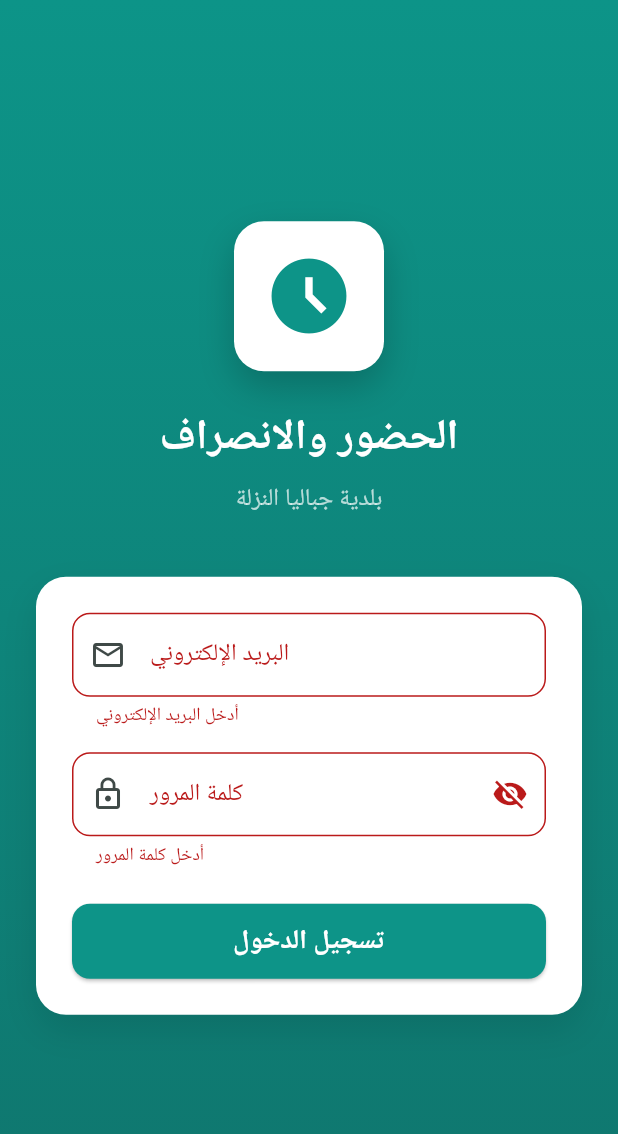
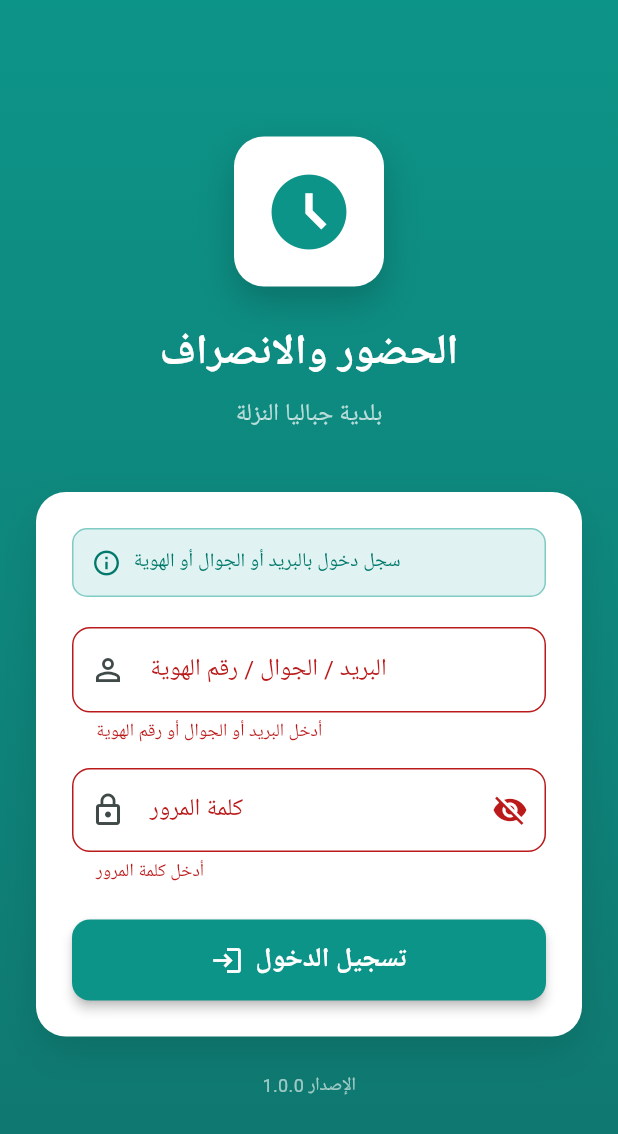
Before and after one commit to alameersale/jabalia-attendance-app, a Flutter app: the screen it shows after launch, after a tap on "تسجيل الدخول", on a phone screen of 412 x 824 dp. Shown: the top 1134 px of the screen. Run offline on Flutter 3.47's test engine with Material 3 defaults, Android fonts, the phone set to English and light mode, and no system bars; our stand-ins replace connectivity_plus, flutter_local_notifications, shared_preferences, sqflite, vibration; accounts and stored records are empty; network calls fail.

Commit message:
Support login with email, phone or ID number
Co-authored-by: Cursor <cursoragent@cursor.com>

```diff
--- a/lib/screens/login_screen.dart
+++ b/lib/screens/login_screen.dart
@@ -11,13 +11,13 @@ class LoginScreen extends StatefulWidget {
 
 class _LoginScreenState extends State<LoginScreen> {
   final _formKey = GlobalKey<FormState>();
-  final _emailController = TextEditingController();
+  final _usernameController = TextEditingController();
   final _passwordController = TextEditingController();
   bool _obscurePassword = true;
 
   @override
   void dispose() {
-    _emailController.dispose();
+    _usernameController.dispose();
     _passwordController.dispose();
     super.dispose();
   }
@@ -27,7 +27,7 @@ class _LoginScreenState extends State<LoginScreen> {
 
     final auth = context.read<AuthProvider>();
     final success = await auth.login(
-      _emailController.text.trim(),
+      _usernameController.text.trim(),
       _passwordController.text,
     );
 
@@ -36,6 +36,8 @@ class _LoginScreenState extends State<LoginScreen> {
         SnackBar(
           content: Text(auth.error ?? 'فشل تسجيل الدخول'),
           backgroundColor: Colors.red,
+          behavior: SnackBarBehavior.floating,
+          shape: RoundedRectangleBorder(borderRadius: BorderRadius.circular(10)),
         ),
       );
     }
@@ -122,24 +124,52 @@ class _LoginScreenState extends State<LoginScreen> {
                       key: _formKey,
                       child: Column(
                         children: [
-                          // Email
+                          // معلومات الدخول
+                          Container(
+                            padding: const EdgeInsets.all(12),
+                            decoration: BoxDecoration(
+                              color: Colors.teal.shade50,
+                              borderRadius: BorderRadius.circular(10),
+                              border: Border.all(color: Colors.teal.shade200),
+                            ),
+                            child: Row(
+                              children: [
+                                Icon(Icons.info_outline, color: Colors.teal.shade700, size: 20),
+                                const SizedBox(width: 8),
+                                Expanded(
+                                  child: Text(
+                                    'سجل دخول بالبريد أو الجوال أو الهوية',
+                                    style: TextStyle(
+                                      color: Colors.teal.shade700,
+                                      fontSize: 13,
+                                    ),
+                                  ),
+                                ),
+                              ],
+                            ),
+                          ),
+                          const SizedBox(height: 20),
+
+                          // Username (Email/Phone/ID)
                           TextFormField(
-                            controller: _emailController,
-                            keyboardType: TextInputType.emailAddress,
+                            controller: _usernameController,
+                            keyboardType: TextInputType.text,
                             textDirection: TextDirection.ltr,
                             decoration: InputDecoration(
-                              labelText: 'البريد الإلكتروني',
-                              prefixIcon: const Icon(Icons.email_outlined),
+                              labelText: 'البريد / الجوال / رقم الهوية',
+                              hintText: 'أدخل أي منهم',
+                              prefixIcon: const Icon(Icons.person_outline),
                               border: OutlineInputBorder(
                                 borderRadius: BorderRadius.circular(12),
+                              ),
+                              focusedBorder: OutlineInputBorder(
+                                borderRadius: BorderRadius.circular(12),
+                                borderSide: const BorderSide(color: Color(0xFF0D9488), width: 2),
                               ),
                             ),
                             validator: (value) {
                               if (value == null || value.isEmpty) {
-                                return 'أدخل البريد الإلكتروني';
-                              }
-                              if (!value.contains('@')) {
-                                return 'بريد إلكتروني غير صحيح';
+                                return 'أدخل البريد أو الجوال أو رقم الهوية';
                               }
                               return null;
                             },
@@ -169,6 +199,10 @@ class _LoginScreenState extends State<LoginScreen> {
                               border: OutlineInputBorder(
                                 borderRadius: BorderRadius.circular(12),
                               ),
+                              focusedBorder: OutlineInputBorder(
+                                borderRadius: BorderRadius.circular(12),
+                                borderSide: const BorderSide(color: Color(0xFF0D9488), width: 2),
+                              ),
                             ),
                             validator: (value) {
                               if (value == null || value.isEmpty) {
@@ -184,12 +218,13 @@ class _LoginScreenState extends State<LoginScreen> {
                             builder: (context, auth, _) {
                               return SizedBox(
                                 width: double.infinity,
-                                height: 50,
+                                height: 54,
                                 child: ElevatedButton(
                                   onPressed: auth.isLoading ? null : _login,
                                   style: ElevatedButton.styleFrom(
                                     backgroundColor: const Color(0xFF0D9488),
                                     foregroundColor: Colors.white,
+                                    elevation: 3,
                                     shape: RoundedRectangleBorder(
                                       borderRadius: BorderRadius.circular(12),
                                     ),
@@ -203,12 +238,19 @@ class _LoginScreenState extends State<LoginScreen> {
                                             strokeWidth: 2,
                                           ),
                                         )
-                                      : const Text(
-                                          'تسجيل الدخول',
-                                          style: TextStyle(
-                                            fontSize: 18,
-                                            fontWeight: FontWeight.bold,
-                                          ),
+                                      : const Row(
+                                          mainAxisAlignment: MainAxisAlignment.center,
+                                          children: [
+                                            Icon(Icons.login, size: 22),
+                                            SizedBox(width: 8),
+                                            Text(
+                                              'تسجيل الدخول',
+                                              style: TextStyle(
+                                                fontSize: 18,
+                                                fontWeight: FontWeight.bold,
+                                              ),
+                                            ),
+                                          ],
                                         ),
                                 ),
                               );
@@ -216,6 +258,17 @@ class _LoginScreenState extends State<LoginScreen> {
                           ),
                         ],
                       ),
+                    ),
+                  ),
+
+                  const SizedBox(height: 24),
+
+                  // Footer
+                  Text(
+                    'الإصدار 1.0.0',
+                    style: TextStyle(
+                      color: Colors.white.withOpacity(0.6),
+                      fontSize: 12,
                     ),
                   ),
                 ],
--- a/lib/services/api_service.dart
+++ b/lib/services/api_service.dart
@@ -25,12 +25,12 @@ class ApiService {
 
   // ==================== Auth ====================
 
-  Future<Map<String, dynamic>> login(String email, String password) async {
+  Future<Map<String, dynamic>> login(String username, String password) async {
     try {
       final response = await http.post(
         Uri.parse('${ApiConfig.baseUrl}${ApiConfig.login}'),
         headers: {'Content-Type': 'application/json', 'Accept': 'application/json'},
-        body: jsonEncode({'email': email, 'password': password}),
+        body: jsonEncode({'username': username, 'password': password}),
       ).timeout(const Duration(seconds: 30));
 
       return jsonDecode(response.body);
```
